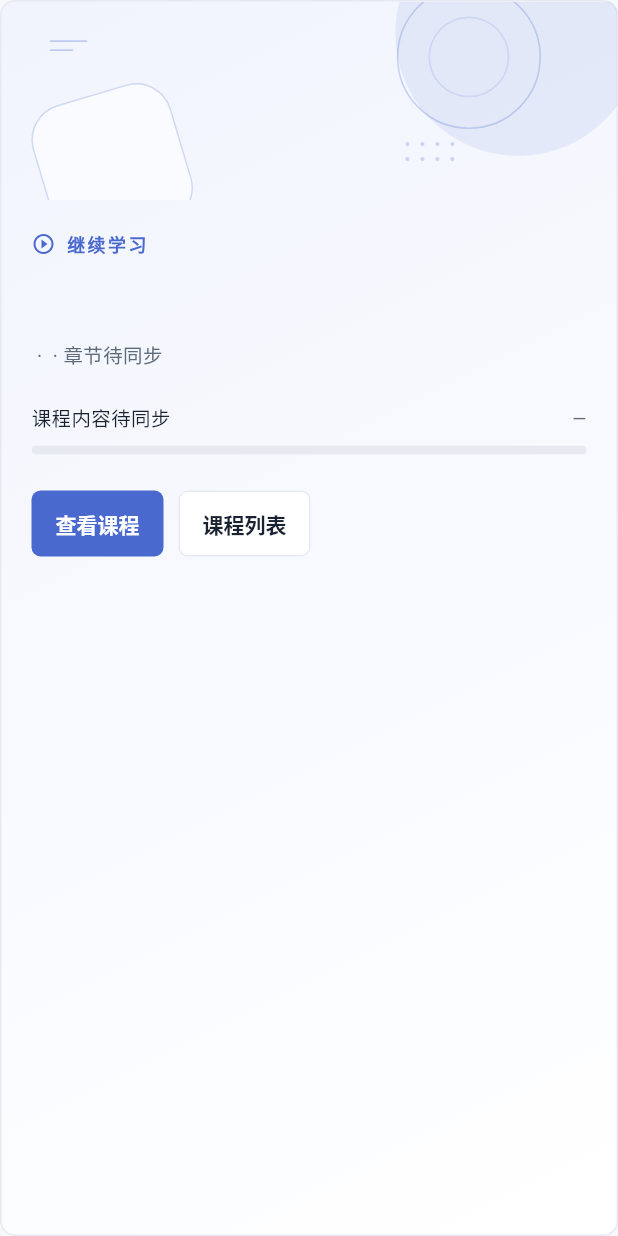
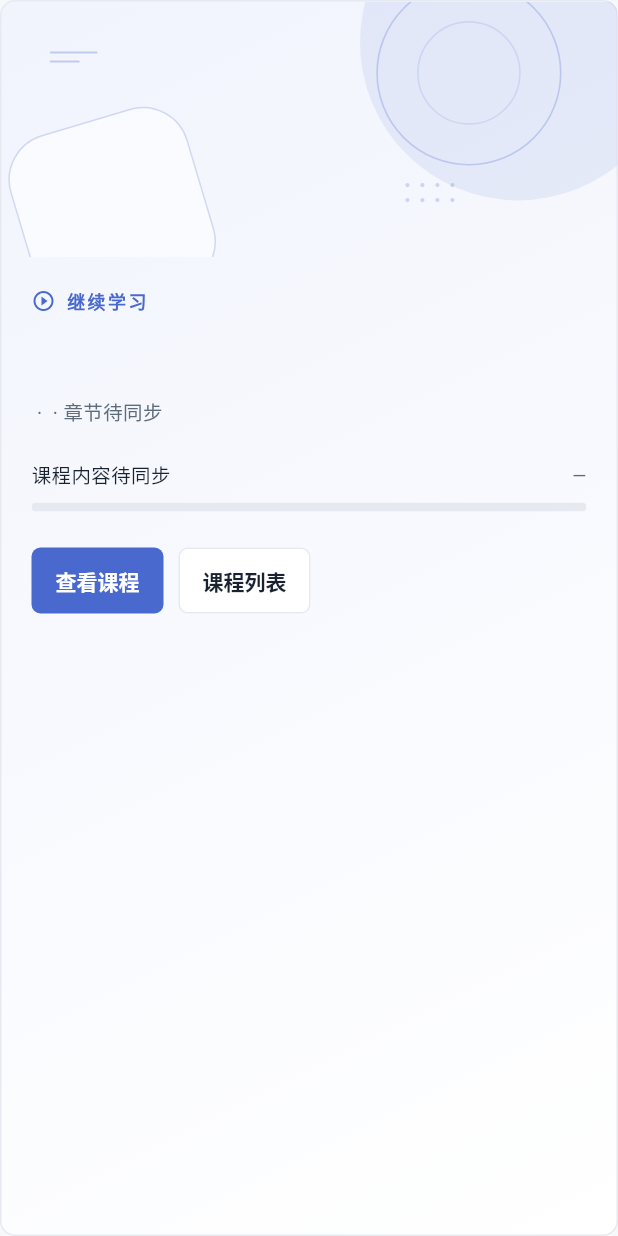
Before and after one commit to onprs/ByebyeOCS, a Flutter app: the _LearningOverview widget shown alone on an empty page, opened directly with empty values, on a phone screen of 412 x 824 dp. Run offline on Flutter 3.47's test engine with Material 3 defaults, Android fonts, the phone set to English and light mode, and no system bars; our stand-ins replace flutter_riverpod, flutter_secure_storage, go_router, shared_preferences, web; missing offline and left inert: dart:js_interop; accounts and stored records are empty; project files that could hold a hidden picture were left out.

Commit message:
fix: 首页主视觉完整显示并加宽封面区域

```diff
--- a/apps/client_flutter/lib/features/home/home_page.dart
+++ b/apps/client_flutter/lib/features/home/home_page.dart
@@ -592,8 +592,9 @@ class _LearningOverview extends StatelessWidget {
               CourseCover(
                 path: course?.coverUrl,
                 seed: course?.id ?? 'empty',
-                height: 132,
+                height: 170,
                 background: false,
+                fit: BoxFit.contain,
               ),
               content,
             ],
@@ -604,7 +605,7 @@ class _LearningOverview extends StatelessWidget {
           children: [
             Expanded(child: content),
             SizedBox(
-              width: 230,
+              width: 300,
               child: CourseCover(
                 path: course?.coverUrl,
                 seed: course?.id ?? 'empty',
```
